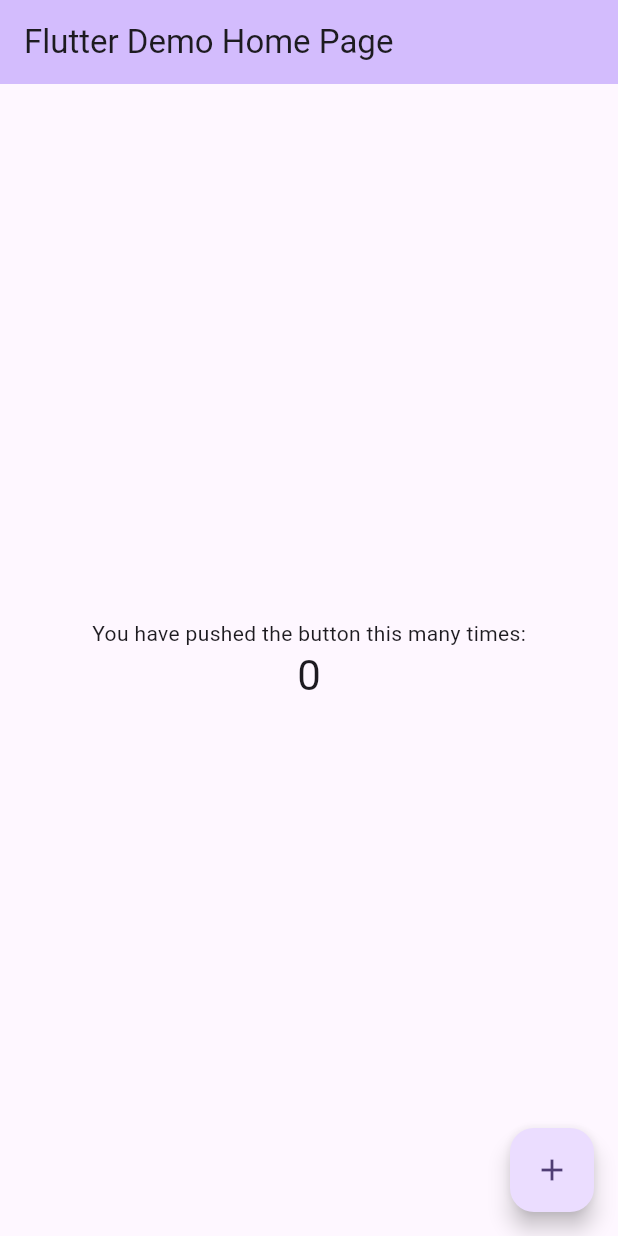
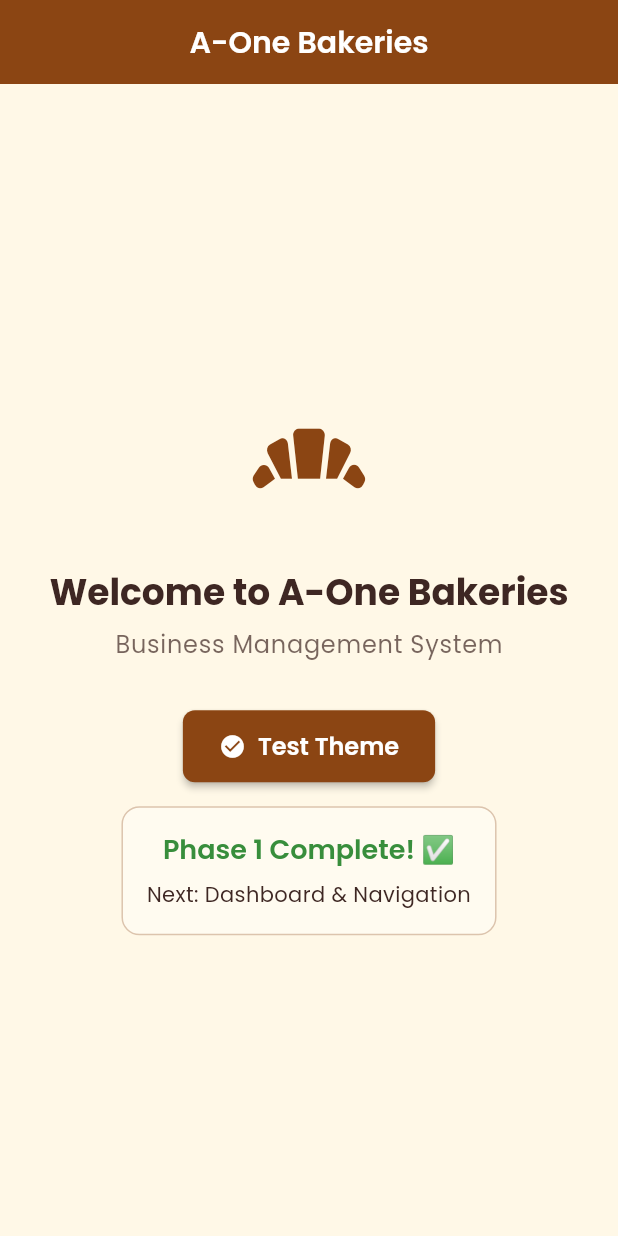
Before and after one commit to SP047/a-one-bakeries-app, a Flutter app: the screen it shows after launch, on a phone screen of 412 x 824 dp. Run offline on Flutter 3.47's test engine with Material 3 defaults, Android fonts, the phone set to English and light mode, and no system bars; our stand-ins replace google_fonts.

Commit message:
Phase 1 Complete: Project setup with theme and dependencies
Phase 1 Complete: Project setup with theme and dependencies

```diff
--- a/lib/main.dart
+++ b/lib/main.dart
@@ -1,122 +1,124 @@
 import 'package:flutter/material.dart';
+import 'package:a_one_bakeries_app/theme/app_theme.dart';
+
+/// Main Entry Point of A-One Bakeries App
+///
+/// This is where the app starts. We initialize the app with our custom theme
+/// and set up the home screen (which will be the Dashboard in Phase 2).
 
 void main() {
-  runApp(const MyApp());
+  runApp(const AOneBakeriesApp());
 }
 
-class MyApp extends StatelessWidget {
-  const MyApp({super.key});
+class AOneBakeriesApp extends StatelessWidget {
+  const AOneBakeriesApp({super.key});
 
-  // This widget is the root of your application.
   @override
   Widget build(BuildContext context) {
     return MaterialApp(
-      title: 'Flutter Demo',
-      theme: ThemeData(
-        // This is the theme of your application.
-        //
-        // TRY THIS: Try running your application with "flutter run". You'll see
-        // the application has a purple toolbar. Then, without quitting the app,
-        // try changing the seedColor in the colorScheme below to Colors.green
-        // and then invoke "hot reload" (save your changes or press the "hot
-        // reload" button in a Flutter-supported IDE, or press "r" if you used
-        // the command line to start the app).
-        //
-        // Notice that the counter didn't reset back to zero; the application
-        // state is not lost during the reload. To reset the state, use hot
-        // restart instead.
-        //
-        // This works for code too, not just values: Most code changes can be
-        // tested with just a hot reload.
-        colorScheme: ColorScheme.fromSeed(seedColor: Colors.deepPurple),
-      ),
-      home: const MyHomePage(title: 'Flutter Demo Home Page'),
+      // App Configuration
+      title: 'A-One Bakeries',
+      debugShowCheckedModeBanner: false, // Remove debug banner
+
+      // Apply our custom theme
+      theme: AppTheme.lightTheme,
+
+      // Home screen - for now it's a placeholder
+      // In Phase 2, we'll replace this with the Dashboard
+      home: const PlaceholderHome(),
     );
   }
 }
 
-class MyHomePage extends StatefulWidget {
-  const MyHomePage({super.key, required this.title});
+/// Placeholder Home Screen
+///
+/// This is a temporary screen to test our theme setup.
+/// We'll replace this with the actual Dashboard in Phase 2.
 
-  // This widget is the home page of your application. It is stateful, meaning
-  // that it has a State object (defined below) that contains fields that affect
-  // how it looks.
-
-  // This class is the configuration for the state. It holds the values (in this
-  // case the title) provided by the parent (in this case the App widget) and
-  // used by the build method of the State. Fields in a Widget subclass are
-  // always marked "final".
-
-  final String title;
-
-  @override
-  State<MyHomePage> createState() => _MyHomePageState();
-}
-
-class _MyHomePageState extends State<MyHomePage> {
-  int _counter = 0;
-
-  void _incrementCounter() {
-    setState(() {
-      // This call to setState tells the Flutter framework that something has
-      // changed in this State, which causes it to rerun the build method below
-      // so that the display can reflect the updated values. If we changed
-      // _counter without calling setState(), then the build method would not be
-      // called again, and so nothing would appear to happen.
-      _counter++;
-    });
-  }
+class PlaceholderHome extends StatelessWidget {
+  const PlaceholderHome({super.key});
 
   @override
   Widget build(BuildContext context) {
-    // This method is rerun every time setState is called, for instance as done
-    // by the _incrementCounter method above.
-    //
-    // The Flutter framework has been optimized to make rerunning build methods
-    // fast, so that you can just rebuild anything that needs updating rather
-    // than having to individually change instances of widgets.
     return Scaffold(
       appBar: AppBar(
-        // TRY THIS: Try changing the color here to a specific color (to
-        // Colors.amber, perhaps?) and trigger a hot reload to see the AppBar
-        // change color while the other colors stay the same.
-        backgroundColor: Theme.of(context).colorScheme.inversePrimary,
-        // Here we take the value from the MyHomePage object that was created by
-        // the App.build method, and use it to set our appbar title.
-        title: Text(widget.title),
+        title: const Text('A-One Bakeries'),
       ),
       body: Center(
-        // Center is a layout widget. It takes a single child and positions it
-        // in the middle of the parent.
         child: Column(
-          // Column is also a layout widget. It takes a list of children and
-          // arranges them vertically. By default, it sizes itself to fit its
-          // children horizontally, and tries to be as tall as its parent.
-          //
-          // Column has various properties to control how it sizes itself and
-          // how it positions its children. Here we use mainAxisAlignment to
-          // center the children vertically; the main axis here is the vertical
-          // axis because Columns are vertical (the cross axis would be
-          // horizontal).
-          //
-          // TRY THIS: Invoke "debug painting" (choose the "Toggle Debug Paint"
-          // action in the IDE, or press "p" in the console), to see the
-          // wireframe for each widget.
           mainAxisAlignment: MainAxisAlignment.center,
-          children: <Widget>[
-            const Text('You have pushed the button this many times:'),
+          children: [
+            // App Icon Placeholder
+            Icon(
+              Icons.bakery_dining,
+              size: 100,
+              color: Theme.of(context).primaryColor,
+            ),
+            const SizedBox(height: 24),
+
+            // Welcome Text
             Text(
-              '$_counter',
-              style: Theme.of(context).textTheme.headlineMedium,
+              'Welcome to A-One Bakeries',
+              style: Theme.of(context).textTheme.displaySmall,
+            ),
+            const SizedBox(height: 8),
+
+            Text(
+              'Business Management System',
+              style: Theme.of(context).textTheme.bodyLarge?.copyWith(
+                color: AppTheme.darkBrown.withOpacity(0.7),
+              ),
+            ),
+            const SizedBox(height: 32),
+
+            // Test Button
+            ElevatedButton.icon(
+              onPressed: () {
+                // Button action (placeholder)
+                ScaffoldMessenger.of(context).showSnackBar(
+                  const SnackBar(
+                    content: Text('Theme is working perfectly!'),
+                    duration: Duration(seconds: 2),
+                  ),
+                );
+              },
+              icon: const Icon(Icons.check_circle),
+              label: const Text('Test Theme'),
+            ),
+            const SizedBox(height: 16),
+
+            // Phase Info
+            Container(
+              margin: const EdgeInsets.symmetric(horizontal: 32),
+              padding: const EdgeInsets.all(16),
+              decoration: BoxDecoration(
+                color: AppTheme.lightCream,
+                borderRadius: BorderRadius.circular(12),
+                border: Border.all(
+                  color: AppTheme.primaryBrown.withOpacity(0.3),
+                  width: 1,
+                ),
+              ),
+              child: Column(
+                children: [
+                  Text(
+                    'Phase 1 Complete! ✅',
+                    style: Theme.of(context).textTheme.headlineSmall?.copyWith(
+                      color: AppTheme.successGreen,
+                    ),
+                  ),
+                  const SizedBox(height: 8),
+                  Text(
+                    'Next: Dashboard & Navigation',
+                    style: Theme.of(context).textTheme.bodyMedium,
+                    textAlign: TextAlign.center,
+                  ),
+                ],
+              ),
             ),
           ],
         ),
       ),
-      floatingActionButton: FloatingActionButton(
-        onPressed: _incrementCounter,
-        tooltip: 'Increment',
-        child: const Icon(Icons.add),
-      ), // This trailing comma makes auto-formatting nicer for build methods.
     );
   }
 }
--- /dev/null
+++ b/lib/theme/app_theme.dart
@@ -0,0 +1,239 @@
+import 'package:flutter/material.dart';
+import 'package:google_fonts/google_fonts.dart';
+
+/// App Theme Configuration
+///
+/// This file contains the complete theme for A-One Bakeries App.
+/// We use a warm, bakery-inspired color palette:
+/// - Warm Brown: Main brand color (like fresh baked bread)
+/// - Cream: Background color (like flour/dough)
+/// - Orange: Accent color (warm and inviting)
+/// - Dark Brown: Text and emphasis
+
+class AppTheme {
+  // Color Palette - Bakery Inspired Colors
+  static const Color primaryBrown = Color(0xFF8B4513);      // Saddle Brown - main color
+  static const Color secondaryOrange = Color(0xFFFF8C42);   // Orange - accent color
+  static const Color creamBackground = Color(0xFFFFF8E7);   // Cream - background
+  static const Color darkBrown = Color(0xFF3E2723);         // Dark Brown - text
+  static const Color lightCream = Color(0xFFFFFBF0);        // Light cream - cards
+  static const Color errorRed = Color(0xFFD32F2F);          // Error color
+  static const Color successGreen = Color(0xFF388E3C);      // Success color
+
+  /// Main Light Theme
+  static ThemeData lightTheme = ThemeData(
+    // Brightness
+    brightness: Brightness.light,
+
+    // Primary Colors
+    primaryColor: primaryBrown,
+    scaffoldBackgroundColor: creamBackground,
+
+    // Color Scheme
+    colorScheme: const ColorScheme.light(
+      primary: primaryBrown,
+      secondary: secondaryOrange,
+      surface: lightCream,
+      error: errorRed,
+      onPrimary: Colors.white,
+      onSecondary: Colors.white,
+      onSurface: darkBrown,
+      onError: Colors.white,
+    ),
+
+    // AppBar Theme
+    appBarTheme: AppBarTheme(
+      backgroundColor: primaryBrown,
+      foregroundColor: Colors.white,
+      elevation: 0,
+      centerTitle: true,
+      titleTextStyle: GoogleFonts.poppins(
+        fontSize: 20,
+        fontWeight: FontWeight.w600,
+        color: Colors.white,
+      ),
+      iconTheme: const IconThemeData(color: Colors.white),
+    ),
+
+    // Card Theme
+    cardTheme: CardThemeData(
+      color: lightCream,
+      elevation: 2,
+      shape: RoundedRectangleBorder(
+        borderRadius: BorderRadius.circular(12),
+      ),
+      margin: const EdgeInsets.symmetric(horizontal: 16, vertical: 8),
+    ),
+
+    // Elevated Button Theme
+    elevatedButtonTheme: ElevatedButtonThemeData(
+      style: ElevatedButton.styleFrom(
+        backgroundColor: primaryBrown,
+        foregroundColor: Colors.white,
+        elevation: 2,
+        padding: const EdgeInsets.symmetric(horizontal: 24, vertical: 12),
+        shape: RoundedRectangleBorder(
+          borderRadius: BorderRadius.circular(8),
+        ),
+        textStyle: GoogleFonts.poppins(
+          fontSize: 16,
+          fontWeight: FontWeight.w600,
+        ),
+      ),
+    ),
+
+    // Text Button Theme
+    textButtonTheme: TextButtonThemeData(
+      style: TextButton.styleFrom(
+        foregroundColor: primaryBrown,
+        textStyle: GoogleFonts.poppins(
+          fontSize: 14,
+          fontWeight: FontWeight.w500,
+        ),
+      ),
+    ),
+
+    // Outlined Button Theme
+    outlinedButtonTheme: OutlinedButtonThemeData(
+      style: OutlinedButton.styleFrom(
+        foregroundColor: primaryBrown,
+        side: const BorderSide(color: primaryBrown, width: 1.5),
+        shape: RoundedRectangleBorder(
+          borderRadius: BorderRadius.circular(8),
+        ),
+        textStyle: GoogleFonts.poppins(
+          fontSize: 16,
+          fontWeight: FontWeight.w600,
+        ),
+      ),
+    ),
+
+    // Floating Action Button Theme
+    floatingActionButtonTheme: const FloatingActionButtonThemeData(
+      backgroundColor: secondaryOrange,
+      foregroundColor: Colors.white,
+      elevation: 4,
+    ),
+
+    // Input Decoration Theme
+    inputDecorationTheme: InputDecorationTheme(
+      filled: true,
+      fillColor: Colors.white,
+      contentPadding: const EdgeInsets.symmetric(horizontal: 16, vertical: 12),
+      border: OutlineInputBorder(
+        borderRadius: BorderRadius.circular(8),
+        borderSide: const BorderSide(color: primaryBrown, width: 1),
+      ),
+      enabledBorder: OutlineInputBorder(
+        borderRadius: BorderRadius.circular(8),
+        borderSide: BorderSide(color: primaryBrown.withOpacity(0.3), width: 1),
+      ),
+      focusedBorder: OutlineInputBorder(
+        borderRadius: BorderRadius.circular(8),
+        borderSide: const BorderSide(color: primaryBrown, width: 2),
+      ),
+      errorBorder: OutlineInputBorder(
+        borderRadius: BorderRadius.circular(8),
+        borderSide: const BorderSide(color: errorRed, width: 1),
+      ),
+      focusedErrorBorder: OutlineInputBorder(
+        borderRadius: BorderRadius.circular(8),
+        borderSide: const BorderSide(color: errorRed, width: 2),
+      ),
+      labelStyle: GoogleFonts.poppins(
+        color: darkBrown,
+        fontSize: 14,
+      ),
+      hintStyle: GoogleFonts.poppins(
+        color: darkBrown.withOpacity(0.5),
+        fontSize: 14,
+      ),
+    ),
+
+    // Icon Theme
+    iconTheme: const IconThemeData(
+      color: primaryBrown,
+      size: 24,
+    ),
+
+    // Divider Theme
+    dividerTheme: DividerThemeData(
+      color: primaryBrown.withOpacity(0.2),
+      thickness: 1,
+      space: 1,
+    ),
+
+    // Bottom Navigation Bar Theme
+    bottomNavigationBarTheme: BottomNavigationBarThemeData(
+      backgroundColor: Colors.white,
+      selectedItemColor: primaryBrown,
+      unselectedItemColor: darkBrown.withOpacity(0.5),
+      selectedLabelStyle: GoogleFonts.poppins(
+        fontSize: 12,
+        fontWeight: FontWeight.w600,
+      ),
+      unselectedLabelStyle: GoogleFonts.poppins(
+        fontSize: 12,
+        fontWeight: FontWeight.w400,
+      ),
+      elevation: 8,
+      type: BottomNavigationBarType.fixed,
+    ),
+
+    // Text Theme
+    textTheme: TextTheme(
+      // Headings
+      displayLarge: GoogleFonts.poppins(
+        fontSize: 32,
+        fontWeight: FontWeight.bold,
+        color: darkBrown,
+      ),
+      displayMedium: GoogleFonts.poppins(
+        fontSize: 28,
+        fontWeight: FontWeight.bold,
+        color: darkBrown,
+      ),
+      displaySmall: GoogleFonts.poppins(
+        fontSize: 24,
+        fontWeight: FontWeight.bold,
+        color: darkBrown,
+      ),
+
+      // Titles
+      headlineMedium: GoogleFonts.poppins(
+        fontSize: 20,
+        fontWeight: FontWeight.w600,
+        color: darkBrown,
+      ),
+      headlineSmall: GoogleFonts.poppins(
+        fontSize: 18,
+        fontWeight: FontWeight.w600,
+        color: darkBrown,
+      ),
+
+      // Body Text
+      bodyLarge: GoogleFonts.poppins(
+        fontSize: 16,
+        fontWeight: FontWeight.w400,
+        color: darkBrown,
+      ),
+      bodyMedium: GoogleFonts.poppins(
+        fontSize: 14,
+        fontWeight: FontWeight.w400,
+        color: darkBrown,
+      ),
+      bodySmall: GoogleFonts.poppins(
+        fontSize: 12,
+        fontWeight: FontWeight.w400,
+        color: darkBrown,
+      ),
+
+      // Labels
+      labelLarge: GoogleFonts.poppins(
+        fontSize: 14,
+        fontWeight: FontWeight.w600,
+        color: darkBrown,
+      ),
+    ),
+  );
+}
```
Also changed, not shown: pubspec.yaml (+35 -70 lines), pubspec.lock, 5 other files.
